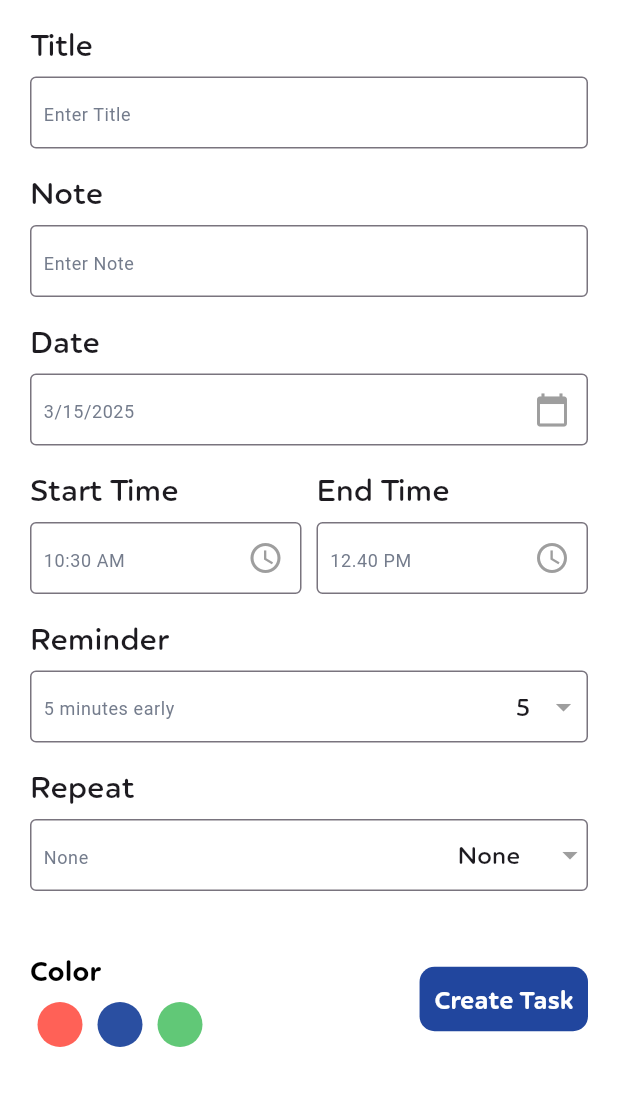
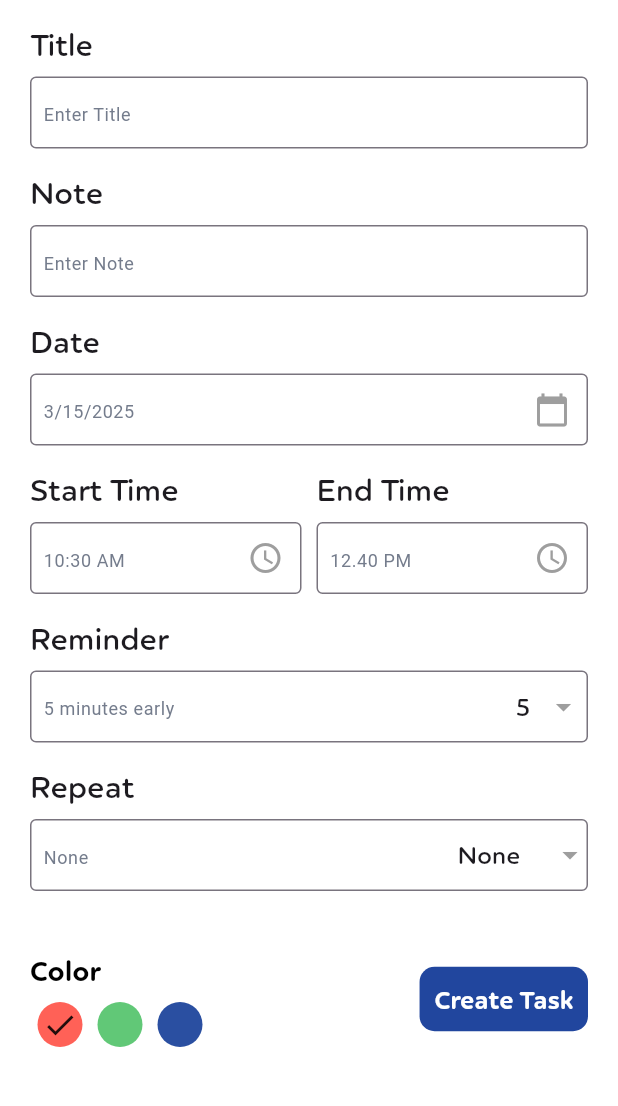
Before and after one commit to MTS-Services/Task-Management, a Flutter app: the AddTaskScheduleScreen screen opened directly, on a phone screen of 412 x 824 dp, the part 51-1157 px from its top. Run offline on Flutter 3.47's test engine with Material 3 defaults, Android fonts, the phone set to English and light mode, and no system bars; our stand-ins replace date_picker_timeline, firebase_auth, firebase_core, fl_chart, flutter_otp_text_field, flutter_staggered_animations and 6 more; accounts and stored records are empty.

Commit message:
schedulepage successful updated

```diff
--- a/lib/model/task.dart
+++ b/lib/model/task.dart
@@ -1,6 +1,3 @@
-// json serialization
-
-import 'dart:ui';
 
 class Task {
   int? id;
@@ -44,9 +41,9 @@ class Task {
     final Map<String, dynamic> data = new Map<String, dynamic>();
     data["id"] = this.id;
     data["title"] = this.title;
+    data["date"] = this.date;
     data["note"] = this.note;
     data["isCompleted"] = this.isCompleted;
-    data["date"] = this.date;
     data["startTime"] = this.startTime;
     data["endTime"] = this.endTime;
     data["color"] = this.color;
--- a/lib/presentation/pages/screen/schedule_add_task_screen/widgets/add_task_text_field_custom_widget.dart
+++ b/lib/presentation/pages/screen/schedule_add_task_screen/widgets/add_task_text_field_custom_widget.dart
@@ -19,9 +19,10 @@ class AddTaskTextFieldCustomWidget extends StatefulWidget {
 class _AddTaskTextFieldCustomWidgetState
     extends State<AddTaskTextFieldCustomWidget> {
   TaskController taskController = Get.put(TaskController());
-
   TextEditingController titleController = TextEditingController();
   TextEditingController noteController = TextEditingController();
+
+  int _isSelected = 0;
 
   addTask() async {
     int value = await taskController.addTask(
@@ -33,7 +34,7 @@ class _AddTaskTextFieldCustomWidgetState
       endTime: endTime,
       reminder: selectedReminder,
       repeat: selectedRepeat,
-      color: selectedColor != null ? selectedColor!.value : 0xffFF6157,
+      color: _isSelected,
       isCompleted: 0,
     ));
 
@@ -117,12 +118,12 @@ class _AddTaskTextFieldCustomWidgetState
   }
 
   // Container for color selection
-  Color? selectedColor;
-  final List<Color> colors = [
-    Color(0xffFF6157),
-    Color(0xff2A4FA1),
-    Color(0xff61C877),
-  ];
+  // Color? selectedColor;
+  // final List<Color> colors = [
+  //   Color(0xffFF6157),
+  //   Color(0xff2A4FA1),
+  //   Color(0xff61C877),
+  // ];
 
   // Selected Reminder
   int selectedReminder = 5;
@@ -339,15 +340,20 @@ class _AddTaskTextFieldCustomWidgetState
               ),
               Row(
                 mainAxisAlignment: MainAxisAlignment.center,
-                children: List.generate(colors.length, (index) {
+                children: List.generate(3, (int index) {
                   return ColorContainerCustom(
-                    color: colors[index],
-                    isSelected: selectedColor == colors[index],
+                    color: index == 0
+                        ? RColors.snackBarColorR
+                        : index == 1
+                            ? RColors.snackBarColorS
+                            : RColors.blackButtonColor2,
                     onTap: () {
                       setState(() {
-                        selectedColor = colors[index];
+                        _isSelected = index;
+                        print("$index");
                       });
                     },
+                    child: _isSelected == index ? Icon(Icons.done) : null,
                   );
                 }),
               ),
--- a/lib/presentation/pages/screen/schedule_add_task_screen/widgets/color_container_custom.dart
+++ b/lib/presentation/pages/screen/schedule_add_task_screen/widgets/color_container_custom.dart
@@ -3,12 +3,12 @@ import 'package:flutter/material.dart';
 class ColorContainerCustom extends StatelessWidget {
   final Color color;
   final VoidCallback onTap;
-  final bool isSelected;
+ final Widget? child;
 
   ColorContainerCustom({
     required this.color,
     required this.onTap,
-    this.isSelected = false,
+     this.child,
   });
 
   @override
@@ -23,9 +23,7 @@ class ColorContainerCustom extends StatelessWidget {
           color: color,
           shape: BoxShape.circle,
         ),
-        child: isSelected
-            ? Icon(Icons.check, color: Colors.white, size: 17)
-            : null,
+        child: child,
       ),
     );
   }
```
Also changed, not shown: lib/database/database_helper.dart (+3 -4 lines), lib/presentation/pages/screen/schedule_screen/schedule_screen.dart (+62 -3 lines), lib/presentation/pages/screen/schedule_screen/widgets/task_tile.dart (+4 -4 lines), lib/presentation/state_managment/task_controller.dart (+11 -10 lines).
